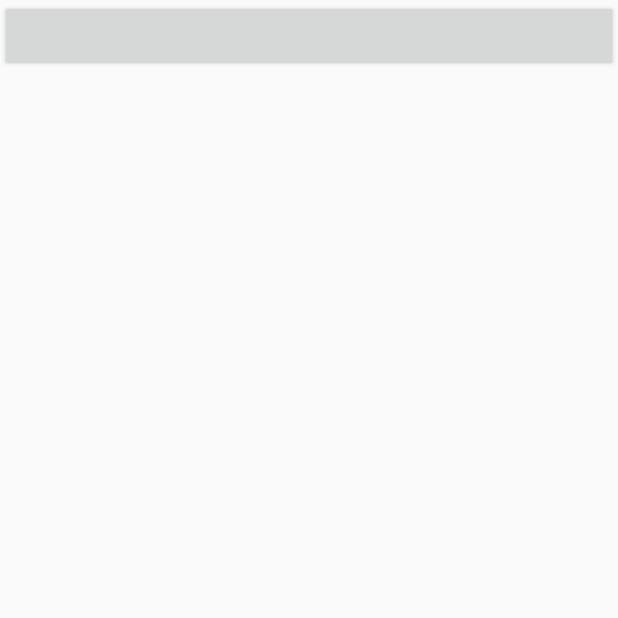
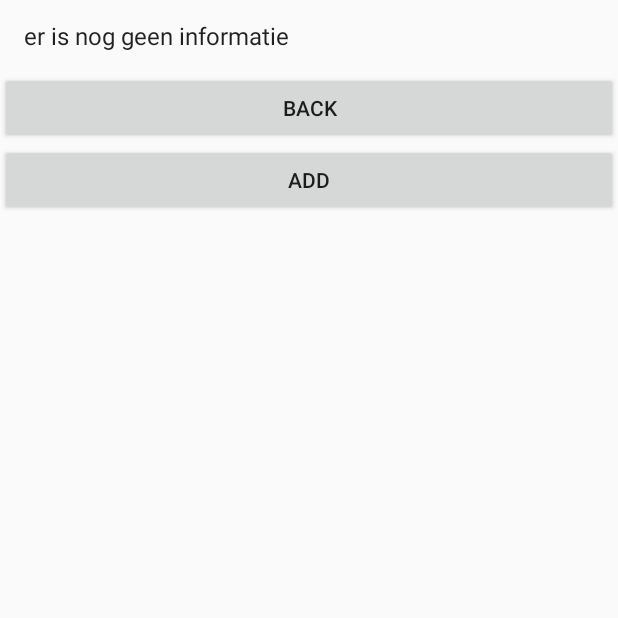
Before and after one commit to dumbeldore2/CHEWIE_WEEK_SCHOOL, an Android app: the ObjectenLijst screen opened directly, with no data from a screen before it, on a phone screen of 412 x 824 dp, the top half of it. Run offline under Robolectric (Android 15) with nearby library versions, the phone set to English and light mode, and no system bars.

Commit message:
DESKTOP 6/10/2020 24:00

```diff
--- a/app/src/main/AndroidManifest.xml
+++ b/app/src/main/AndroidManifest.xml
@@ -12,7 +12,7 @@
         <activity android:name=".ObjectenAdd"></activity>
         <activity android:name=".ObjectenLijst" />
         <activity android:name=".MainActivity" />
-        <activity android:name=".VoegToe" />
+        <activity android:name=".ToevoegenLes" />
         <activity android:name=".Weken" />
         <activity android:name=".LoadingScreen">
             <intent-filter>
--- a/app/src/main/java/com/example/chewie_week_school/DatabaseObjecten.java
+++ b/app/src/main/java/com/example/chewie_week_school/DatabaseObjecten.java
@@ -9,6 +9,7 @@ import android.database.sqlite.SQLiteOpenHelper;
 import androidx.annotation.Nullable;
 
 import java.text.DateFormat;
+import java.util.ArrayList;
 import java.util.Calendar;
 import java.util.Date;
 
@@ -20,14 +21,13 @@ public class DatabaseObjecten extends SQLiteOpenHelper {
     public static final String COL_3 = "lesid";
     public static final String COL_4 = "bericht";
     public static final String COL_5 = "week";
-    public static final String COL_6 = "percent";
 
     public DatabaseObjecten(@Nullable Context context) {
         super(context, DATABASE_NAME, null, 1);
     }
     @Override
     public void onCreate(SQLiteDatabase db) {
-        db.execSQL("create table " + DATABASE_TABLE + " (id INTEGER primary key,datum text, les INTEGER , bericht text,week text, percent INTEGER)");
+        db.execSQL("create table " + DATABASE_TABLE + " (id INTEGER primary key,datum text,lesid INTEGER, bericht text,week INTEGER)");
     }
     @Override
     public void onUpgrade(SQLiteDatabase db, int i, int i1) {
@@ -37,12 +37,12 @@ public class DatabaseObjecten extends SQLiteOpenHelper {
     public int IDMAKER() {
         SQLiteDatabase sqLiteDatabase = this.getWritableDatabase();
         Cursor cursor = sqLiteDatabase.rawQuery(
-                "select * from objecten", null
+                "select * from object", null
         );
         return cursor.getCount();
     }
 
-    public void insertObject(int lesid, String bericht ){
+    public void insertObject(int lesid, String bericht,int weekid){
         SQLiteDatabase sqLiteDatabase = this.getWritableDatabase();
         ContentValues contentValues = new ContentValues();
 
@@ -53,16 +53,34 @@ public class DatabaseObjecten extends SQLiteOpenHelper {
         contentValues.put(COL_2, deDatum);
         contentValues.put(COL_3, lesid);
         contentValues.put(COL_4, bericht);
-        contentValues.put(COL_5,0);
+        contentValues.put(COL_5,weekid);
         sqLiteDatabase.insert(DATABASE_TABLE, null, contentValues);
     }
 
-    public Boolean erIsDataVanDieWeekEnDieLes(int id,int iweek) {
-        boolean uit = false;
-        Cursor cursor = getWritableDatabase().rawQuery("select * from objecten where lesid == " + id + " and week == " + iweek, null);
-        if (cursor.getCount() > 0) {
-            uit = true;
-        }
+    public Integer geefAantalDataVanDieWeek(int id,int iweek) {
+        int uit = -1;
+        Cursor cursor = getWritableDatabase().rawQuery("select * from object where lesid == " + id + " and week == " + iweek, null);
+        uit = cursor.getCount();
         return uit;
     }
+
+    public String bericht(int lesid,int weekid,int pos){
+        SQLiteDatabase sqLiteDatabase = this.getWritableDatabase();
+        StringBuffer stringBuffer = new StringBuffer();
+        Cursor cursor = sqLiteDatabase.rawQuery("select bericht from object where lesid == " + lesid + " and week == "+ weekid, null);
+        if (cursor.moveToPosition(pos)){
+        stringBuffer.append(cursor.getString(0));
+        }
+        return stringBuffer.toString().trim();
+    }
+
+    public ArrayList<String> berichten(int id , int week){
+        ArrayList arrayList;
+        arrayList = new ArrayList();
+        for (int i = 0 ; i < geefAantalDataVanDieWeek(id,week);i++){
+            arrayList.add(bericht(id,week,i));
+        }
+        return arrayList;
+    }
+
 }
--- a/app/src/main/java/com/example/chewie_week_school/ObjectenLijst.java
+++ b/app/src/main/java/com/example/chewie_week_school/ObjectenLijst.java
@@ -5,8 +5,11 @@ import androidx.appcompat.app.AppCompatActivity;
 import android.content.Intent;
 import android.os.Bundle;
 import android.view.View;
+import android.widget.ArrayAdapter;
 import android.widget.Button;
 import android.widget.ListView;
+
+import java.util.ArrayList;
 
 public class ObjectenLijst extends AppCompatActivity {
 
@@ -16,6 +19,8 @@ public class ObjectenLijst extends AppCompatActivity {
     Intent get;
     int id = 0;
     int week = 0;
+    ArrayList<String>lijst;
+    Button back;
 
     @Override
     protected void onCreate(Bundle savedInstanceState) {
@@ -28,9 +33,12 @@ public class ObjectenLijst extends AppCompatActivity {
         get = getIntent();
         id = get.getIntExtra("id", -1);
         week = get.getIntExtra("week", -1);
-        System.out.println(id);
-        System.out.println(week);
+        lijst = new ArrayList<>();
+        back = findViewById(R.id.backToListview);
         buttonFun();
+        lijstUpdaten();
+        backButton();
+
     }
 
     public void buttonFun(){
@@ -38,6 +46,33 @@ public class ObjectenLijst extends AppCompatActivity {
             @Override
             public void onClick(View view) {
                 Intent intent = new Intent(getApplicationContext(),ObjectenAdd.class);
+                intent.putExtra("id",id);
+                intent.putExtra("week",week);
+                startActivity(intent);
+            }
+        });
+    }
+
+    public void lijstUpdaten(){
+        lijst = databaseObjecten.berichten(id,week);
+        if (lijst.size() == 0){
+            lijst.add("er is nog geen informatie");
+            ArrayAdapter arrayAdapter = new ArrayAdapter(this, android.R.layout.simple_list_item_1, lijst);
+            listView.setAdapter(arrayAdapter);
+        } else {
+            if (lijst.size()>0){
+                ArrayAdapter arrayAdapter = new ArrayAdapter(this, android.R.layout.simple_list_item_1, lijst);
+                listView.setAdapter(arrayAdapter);
+            }
+        }
+    }
+
+    public void backButton(){
+        back.setOnClickListener(new View.OnClickListener() {
+            @Override
+            public void onClick(View view) {
+                Intent intent = new Intent(getApplicationContext(),Weken.class);
+                intent.putExtra("id",id);
                 startActivity(intent);
             }
         });
--- a/app/src/main/java/com/example/chewie_week_school/VoegToe.java
+++ b/app/src/main/java/com/example/chewie_week_school/ToevoegenLes.java
@@ -9,7 +9,7 @@ import android.view.WindowManager;
 import android.widget.EditText;
 import android.widget.TextView;
 
-public class VoegToe extends AppCompatActivity {
+public class ToevoegenLes extends AppCompatActivity {
     //variabelen
     EditText les;
     EditText semester;
--- a/app/src/main/res/layout/activity_objecten_lijst.xml
+++ b/app/src/main/res/layout/activity_objecten_lijst.xml
@@ -15,9 +15,15 @@
             android:layout_width="match_parent"
             android:layout_height="wrap_content"/>
         <Button
+            android:id="@+id/backToListview"
+            android:layout_width="match_parent"
+            android:layout_height="wrap_content"
+            android:text="back"/>
+        <Button
             android:id="@+id/addToListview"
             android:layout_width="match_parent"
-            android:layout_height="wrap_content"/>
+            android:layout_height="wrap_content"
+            android:text="add"/>
     </LinearLayout>
 
 </androidx.constraintlayout.widget.ConstraintLayout>
--- a/app/src/main/res/layout/activity_voeg_toe.xml
+++ b/app/src/main/res/layout/activity_voeg_toe.xml
@@ -4,7 +4,7 @@
     xmlns:tools="http://schemas.android.com/tools"
     android:layout_width="match_parent"
     android:layout_height="match_parent"
-    tools:context=".VoegToe"
+    tools:context=".ToevoegenLes"
     android:background="@drawable/colorbackground">
 
     <LinearLayout
```
Also changed, not shown: app/src/main/java/com/example/chewie_week_school/MainActivity.java (+6 -19 lines), app/src/main/java/com/example/chewie_week_school/ObjectenAdd.java (+10 -7 lines), app/src/main/java/com/example/chewie_week_school/Weken.java (+3 -5 lines), app/src/main/res/layout/activity_weken.xml (+34 -29 lines).
